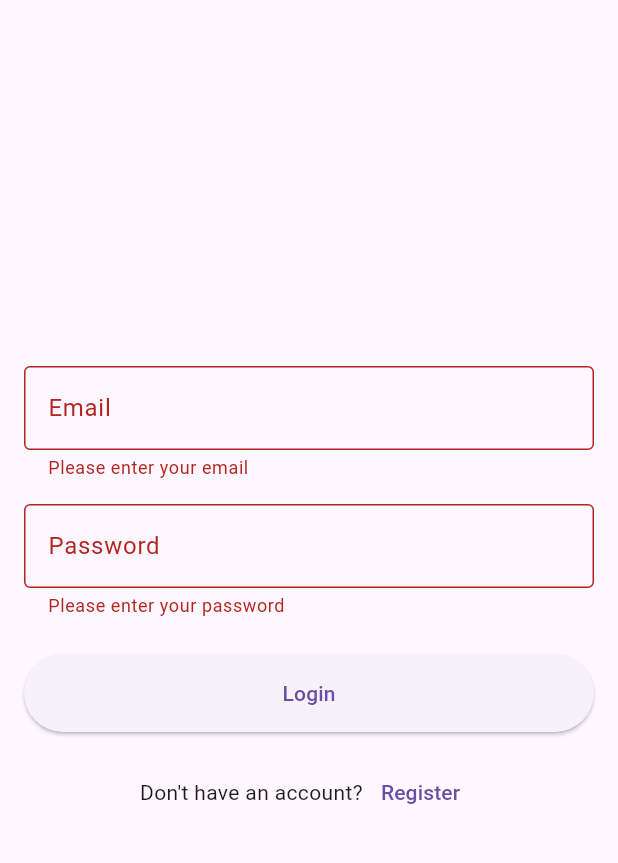
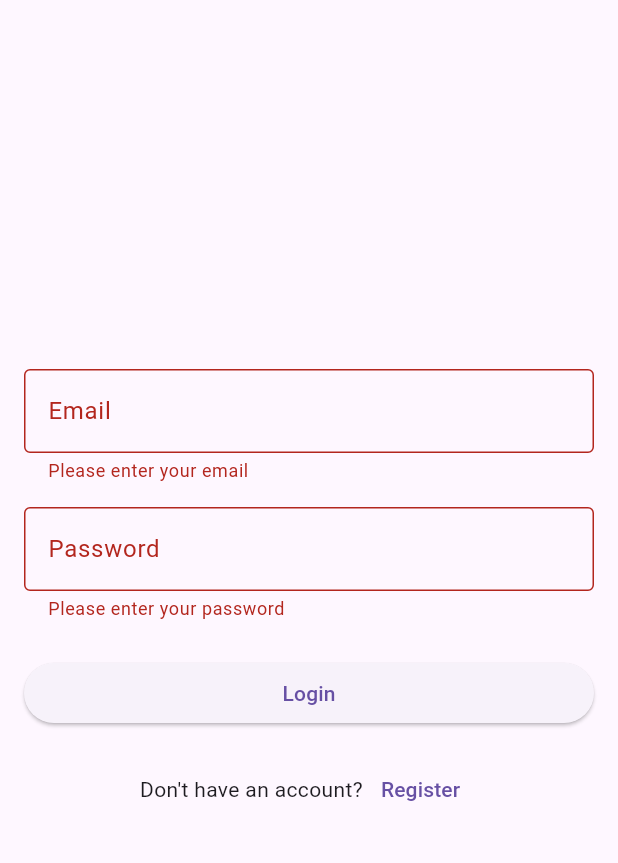
Before and after one commit to pasindunavodya01/LuxuryCarHub-MAD2, a Flutter app: the LoginScreen screen opened by its route, after a tap on "Login", on a phone screen of 412 x 824 dp, the part 63-926 px from its top. Run offline on Flutter 3.47's test engine with Material 3 defaults, Android fonts, the phone set to English and light mode, and no system bars; our stand-ins replace cached_network_image, dio, shared_preferences; accounts and stored records are empty; network calls fail.

```diff
--- a/lib/main.dart
+++ b/lib/main.dart
@@ -2,6 +2,7 @@ import 'package:flutter/material.dart';
 import 'screens/home_screen.dart';
 import 'screens/login_screen.dart';
 import 'screens/register_screen.dart';
+import 'screens/profile_screen.dart';
 
 void main() {
   runApp(const LuxuryCarHubApp());
@@ -21,6 +22,7 @@ class LuxuryCarHubApp extends StatelessWidget {
         '/': (context) => const HomeScreen(),
         '/login': (context) => const LoginScreen(),
         '/register': (context) => const RegisterScreen(),
+        '/profile': (context) => const ProfileScreen(),
       },
     );
   }
--- a/lib/screens/login_screen.dart
+++ b/lib/screens/login_screen.dart
@@ -15,28 +15,43 @@ class _LoginScreenState extends State<LoginScreen> {
   bool _isLoading = false;
   String? _errorMessage;
 
-  void _login() async {
+  Future<void> _login() async {
+    if (!_formKey.currentState!.validate()) {
+      return;
+    }
+
     setState(() {
       _isLoading = true;
       _errorMessage = null;
     });
 
-    final email = _emailController.text.trim();
-    final password = _passwordController.text.trim();
+    try {
+      final result = await ApiService.login(
+        _emailController.text.trim(),
+        _passwordController.text.trim(),
+      );
 
-    final result = await ApiService.login(email, password);
-
+      if (mounted) {
         setState(() {
           _isLoading = false;
         });
 
         if (result['success']) {
-      // Login success - you can save token, navigate, etc.
-      Navigator.pushReplacementNamed(context, '/home'); // example navigation
+          Navigator.pushReplacementNamed(context, '/profile');
         } else {
           setState(() {
             _errorMessage = result['message'];
           });
+        }
+      }
+    } catch (e) {
+      if (mounted) {
+        setState(() {
+          _isLoading = false;
+          _errorMessage = 'An error occurred during login';
+        });
+      }
+      print('Login error: $e');
     }
   }
 
@@ -61,10 +76,14 @@ class _LoginScreenState extends State<LoginScreen> {
             mainAxisAlignment: MainAxisAlignment.center,
             crossAxisAlignment: CrossAxisAlignment.stretch,
             children: [
-              if (_errorMessage != null) ...[
-                Text(_errorMessage!, style: const TextStyle(color: Colors.red)),
-                const SizedBox(height: 8),
-              ],
+              if (_errorMessage != null)
+                Padding(
+                  padding: const EdgeInsets.all(8.0),
+                  child: Text(
+                    _errorMessage!,
+                    style: const TextStyle(color: Colors.red),
+                  ),
+                ),
               TextFormField(
                 controller: _emailController,
                 decoration: const InputDecoration(
@@ -98,14 +117,7 @@ class _LoginScreenState extends State<LoginScreen> {
               _isLoading
                   ? const CircularProgressIndicator()
                   : ElevatedButton(
-                      onPressed: () {
-                        if (_formKey.currentState!.validate()) {
-                          _login();
-                        }
-                      },
-                      style: ElevatedButton.styleFrom(
-                        padding: const EdgeInsets.symmetric(vertical: 16),
-                      ),
+                      onPressed: _login,
                       child: const Text('Login'),
                     ),
               const SizedBox(height: 16),
--- a/pubspec.yaml
+++ b/pubspec.yaml
@@ -33,6 +33,7 @@ dependencies:
   cached_network_image: ^3.3.1
   flutter_cache_manager: ^3.3.1
   dio: ^5.4.0
+  shared_preferences: ^2.2.2
 
 
 
```
Also changed, not shown: lib/screens/profile_screen.dart (added, +189 -0 lines), lib/services/api_service.dart (+45 -5 lines), pubspec.lock, 1 other file. Lines whose indentation alone changed are shown as unchanged.
